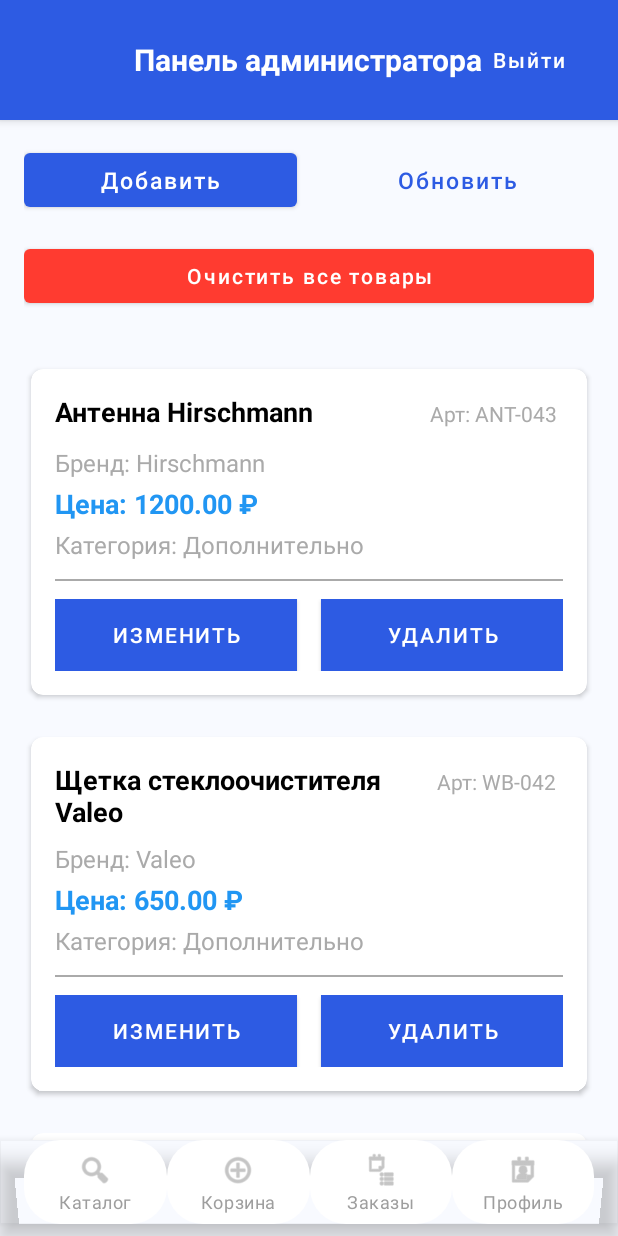
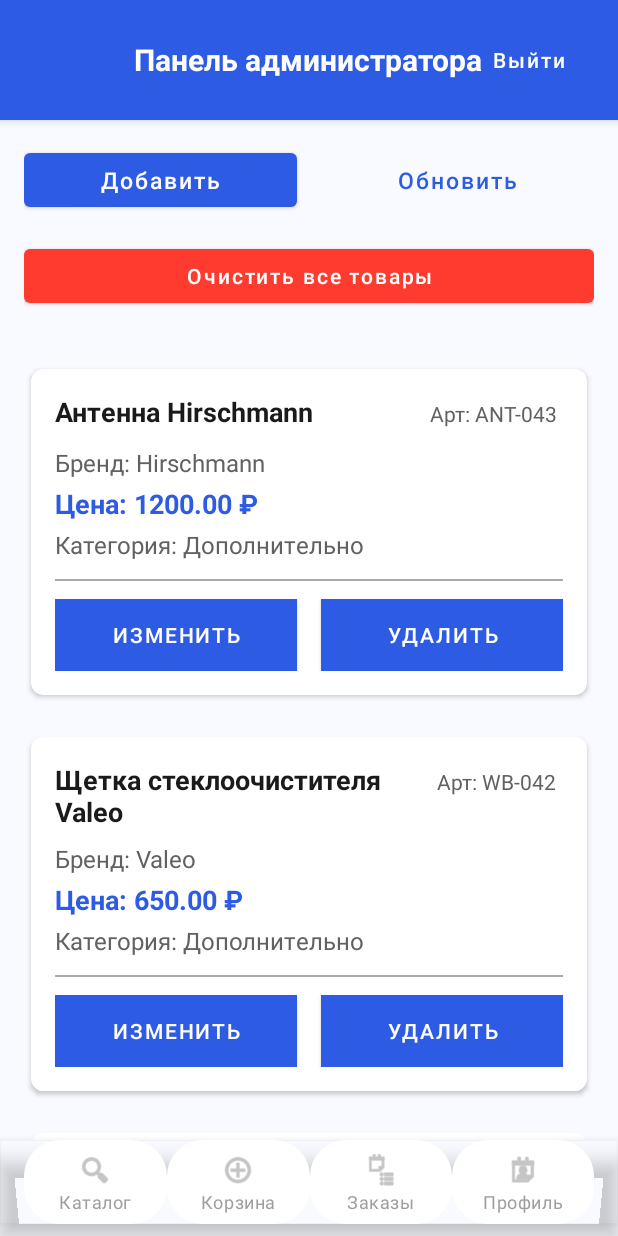
Before and after one commit to zuhnv2-max/AutoParts-, an Android app: the AdminFragment screen opened through its navigation route, on a phone screen of 412 x 824 dp. Run offline under Robolectric (Android 15) with nearby library versions, the phone set to English and light mode, and no system bars; our stand-ins replace navigation-ui.

```diff
--- a/app/src/main/java/com/autoparts/data/database/DatabaseHelper.kt
+++ b/app/src/main/java/com/autoparts/data/database/DatabaseHelper.kt
@@ -399,12 +399,13 @@ class DatabaseHelper(context: Context) : SQLiteOpenHelper(context, DATABASE_NAME
         article LIKE ? OR
         brand LIKE ? OR
         description LIKE ? OR
-        compatibleCars LIKE ?
+        compatibleCars LIKE ? OR
+        category LIKE ?
     """.trimIndent()
 
         val searchQuery = "%$query%"
         val selectionArgs = arrayOf(
-            searchQuery, searchQuery, searchQuery, searchQuery, searchQuery
+            searchQuery, searchQuery, searchQuery, searchQuery, searchQuery, searchQuery
         )
 
         val cursor = db.query(
--- a/app/src/main/res/layout/activity_auth.xml
+++ b/app/src/main/res/layout/activity_auth.xml
@@ -3,7 +3,7 @@
     xmlns:app="http://schemas.android.com/apk/res-auto"
     android:layout_width="match_parent"
     android:layout_height="match_parent"
-    android:background="#FFFFFF">
+    android:background="@color/background_light">
 
     <fragment
         android:id="@+id/nav_host_fragment_auth"
--- a/app/src/main/res/layout/fragment_admin_orders.xml
+++ b/app/src/main/res/layout/fragment_admin_orders.xml
@@ -3,7 +3,7 @@
     xmlns:app="http://schemas.android.com/apk/res-auto"
     android:layout_width="match_parent"
     android:layout_height="match_parent"
-    android:background="@android:color/white">
+    android:background="@color/background_light">
 
     <LinearLayout
         android:layout_width="match_parent"
@@ -15,7 +15,7 @@
             android:layout_width="match_parent"
             android:layout_height="wrap_content"
             android:padding="16dp"
-            android:background="#FF2196F3"
+            android:background="@color/primary_blue"
             android:elevation="4dp">
 
             <TextView
--- a/app/src/main/res/layout/fragment_login.xml
+++ b/app/src/main/res/layout/fragment_login.xml
@@ -6,7 +6,7 @@
     android:orientation="vertical"
     android:padding="24dp"
     android:gravity="center"
-    android:background="@android:color/white">
+    android:background="@color/background_light">
 
     <!-- Заголовок -->
     <TextView
--- a/app/src/main/res/layout/fragment_register.xml
+++ b/app/src/main/res/layout/fragment_register.xml
@@ -6,7 +6,7 @@
     android:orientation="vertical"
     android:padding="24dp"
     android:gravity="center"
-    android:background="@android:color/white">
+    android:background="@color/background_light">
 
     <TextView
         android:layout_width="wrap_content"
--- a/app/src/main/res/layout/item_simple_admin_product.xml
+++ b/app/src/main/res/layout/item_simple_admin_product.xml
@@ -29,7 +29,7 @@
                 android:text="Название товара"
                 android:textSize="18sp"
                 android:textStyle="bold"
-                android:textColor="@android:color/black" />
+                android:textColor="@color/text_primary" />
 
             <TextView
                 android:id="@+id/textArticle"
@@ -37,7 +37,7 @@
                 android:layout_height="wrap_content"
                 android:text="Арт: -"
                 android:textSize="14sp"
-                android:textColor="@android:color/darker_gray"
+                android:textColor="@color/text_secondary"
                 android:background="@android:color/transparent"
                 android:padding="4dp" />
 
@@ -51,7 +51,7 @@
             android:text="Бренд: -"
             android:textSize="16sp"
             android:layout_marginBottom="4dp"
-            android:textColor="@android:color/darker_gray" />
+            android:textColor="@color/text_secondary" />
 
         <TextView
             android:id="@+id/textPrice"
@@ -60,7 +60,7 @@
             android:text="Цена: 0.00 ₽"
             android:textSize="18sp"
             android:textStyle="bold"
-            android:textColor="#FF2196F3"
+                android:textColor="@color/primary_blue"
             android:layout_marginBottom="4dp" />
 
         <TextView
@@ -69,7 +69,7 @@
             android:layout_height="wrap_content"
             android:text="Категория: -"
             android:textSize="16sp"
-            android:textColor="@android:color/darker_gray"
+            android:textColor="@color/text_secondary"
             android:layout_marginBottom="12dp" />
 
         <!-- Разделитель -->
@@ -96,7 +96,7 @@
                 android:textSize="14sp"
                 android:textAllCaps="true"
                 android:textColor="@android:color/white"
-                android:background="#FF4CAF50"
+                android:background="@color/success"
                 android:drawableStart="@android:drawable/ic_menu_edit"
                 android:drawablePadding="8dp"
                 android:gravity="center" />
@@ -112,7 +112,7 @@
                 android:textSize="14sp"
                 android:textAllCaps="true"
                 android:textColor="@android:color/white"
-                android:background="#FFF44336"
+                android:background="@color/error"
                 android:drawableStart="@android:drawable/ic_menu_delete"
                 android:drawablePadding="8dp"
                 android:gravity="center" />
--- a/app/src/main/res/values/themes.xml
+++ b/app/src/main/res/values/themes.xml
@@ -13,12 +13,19 @@
 
         <!-- Фон приложения -->
         <item name="android:windowBackground">@color/background_light</item>
+        <item name="android:colorBackground">@color/background_light</item>
 
         <!-- Для TextInputLayout -->
         <item name="textInputStyle">@style/Widget.MaterialComponents.TextInputLayout.OutlinedBox</item>
 
+        <!-- Цвета текста для темной темы -->
+        <item name="android:textColorPrimary">@color/text_primary</item>
+        <item name="android:textColorSecondary">@color/text_secondary</item>
+        <item name="android:textColorHint">@color/text_hint</item>
+
         <!-- Статус бар -->
         <item name="android:statusBarColor" tools:targetApi="l">?attr/colorPrimaryVariant</item>
+        <item name="android:windowLightStatusBar" tools:targetApi="m">false</item>
     </style>
 
     <!-- Тема для экрана запуска -->
```
Also changed, not shown: app/src/main/res/layout/item_admin_order.xml (+6 -6 lines).
